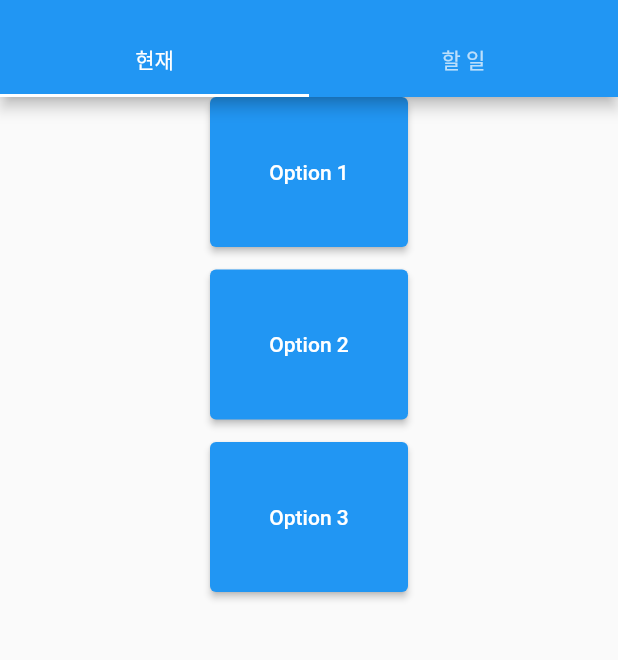
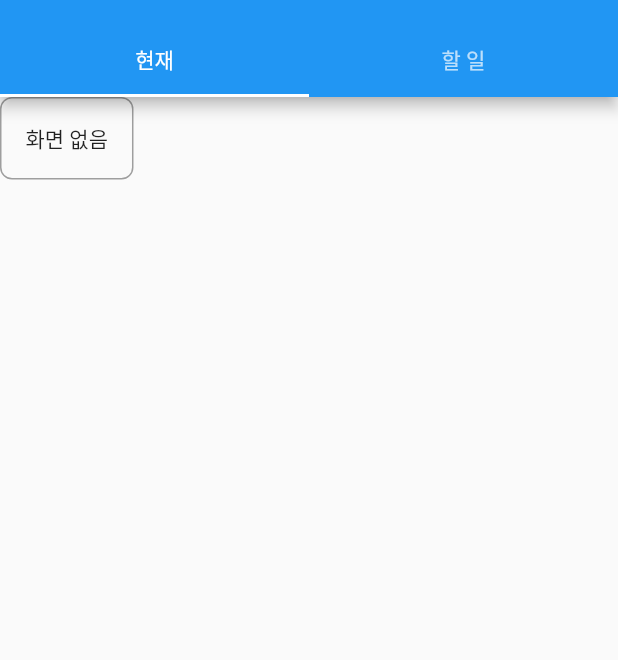
Before and after one commit to alskfl222/streamview-controller, a Flutter app: the screen it shows once a user with an empty profile is signed in, on a phone screen of 412 x 824 dp, the part 59-719 px from its top. Run offline on Flutter 3.47's test engine with Material 2 defaults, Android fonts, the phone set to English and light mode, and no system bars; our stand-ins replace firebase_auth, firebase_core, flutter_dotenv; accounts and stored records are empty; network calls fail.

Commit message:
Feat: current tab init

```diff
--- /dev/null
+++ b/lib/current/container.dart
@@ -0,0 +1,64 @@
+import 'package:flutter/material.dart';
+import 'options.dart';
+
+class CurrentTab extends StatefulWidget {
+  @override
+  _CurrentTabState createState() => _CurrentTabState();
+}
+
+class _CurrentTabState extends State<CurrentTab> {
+  bool _isOptionsVisible = false;
+  String? _currentDisplay;
+  DateTime _selectedDate = DateTime.now();
+  String? _selectedGame;
+
+  @override
+  Widget build(BuildContext context) {
+    return Scaffold(
+      body: Column(
+        children: [
+          GestureDetector(
+            onTap: () {
+              setState(() {
+                _isOptionsVisible = !_isOptionsVisible;
+              });
+            },
+            child: Container(
+              padding: const EdgeInsets.all(16.0),
+              decoration: BoxDecoration(
+                border: Border.all(color: Colors.grey),
+                borderRadius: BorderRadius.circular(8.0),
+              ),
+              child: Text(_currentDisplay ?? "화면 없음"),
+            ),
+          ),
+          if (_isOptionsVisible)
+            Options(
+              currentDisplay: _currentDisplay,
+              onCurrentChange: _onCurrentChange,
+              onDateSelected: _onDateSelected,
+              onGameSelected: _onGameSelected,
+            ),
+        ],
+      ),
+    );
+  }
+
+  void _onCurrentChange(String? selectCurrentDisplay) {
+    setState(() {
+      _currentDisplay = selectCurrentDisplay;
+    });
+  }
+
+  void _onDateSelected(DateTime selectedDate) {
+    setState(() {
+      _selectedDate = selectedDate;
+    });
+  }
+
+  void _onGameSelected(String? selectedGame) {
+    setState(() {
+      _selectedGame = selectedGame;
+    });
+  }
+}
--- a/lib/homepage.dart
+++ b/lib/homepage.dart
@@ -2,11 +2,11 @@ import 'package:flutter/material.dart';
 import 'package:provider/provider.dart';
 import 'package:streamview_controller/todo/container.dart';
 import 'user.dart';
-import 'tab.dart';
+import 'current/container.dart';
 
 class MyHomePage extends StatelessWidget {
   final String title;
-  final Function(String, Map<String, dynamic>) sendMessage;
+  final Function(Map<String, dynamic>) sendMessage;
 
   const MyHomePage({
     super.key,
@@ -52,7 +52,7 @@ class MyHomePage extends StatelessWidget {
         ),
         body: TabBarView(
           children: [
-            TabContent(sendMessage: sendMessage, tabName: "Tab 1"),
+            CurrentTab(),
             const TodoList(),
           ],
         ),
--- a/lib/main.dart
+++ b/lib/main.dart
@@ -1,9 +1,7 @@
 import 'dart:convert';
 import 'package:firebase_core/firebase_core.dart';
-import 'package:flutter_web_plugins/url_strategy.dart';
 import 'package:flutter/material.dart';
 import 'package:provider/provider.dart';
-
 import 'package:web_socket_channel/web_socket_channel.dart';
 import 'package:flutter_dotenv/flutter_dotenv.dart';
 import 'firebase_options.dart';
@@ -11,7 +9,6 @@ import 'user.dart';
 import 'homepage.dart';
 import 'login.dart';
 import 'server_error.dart';
-import 'todo/container.dart';
 
 void main() async {
   WidgetsFlutterBinding.ensureInitialized();
@@ -19,7 +16,6 @@ void main() async {
     options: DefaultFirebaseOptions.currentPlatform,
   );
   await dotenv.load(fileName: "env");
-  usePathUrlStrategy();
   runApp(
     ChangeNotifierProvider(
       create: (context) => UserProvider(),
@@ -46,7 +42,7 @@ class MyAppState extends State<MyApp> {
     _channel = WebSocketChannel.connect(
       Uri.parse(dotenv.env['WEBSOCKET_URL']!),
     );
-    _sendMessage("init", {});
+    _sendMessage({"type": "init"});
 
     _channel.stream.listen(
       (data) {
@@ -65,13 +61,11 @@ class MyAppState extends State<MyApp> {
     );
   }
 
-  void _sendMessage(String type, Map<String, dynamic> data) {
+  void _sendMessage(Map<String, dynamic> data) {
     var jsonMessage = jsonEncode({
       'sender': 'controller',
-      'user': 'owner',
       'time': DateTime.now().toIso8601String(),
-      'type': type,
-      'data': data,
+      ...?data,
     });
 
     _channel.sink.add(jsonMessage);
@@ -102,7 +96,6 @@ class MyAppState extends State<MyApp> {
                     : const Login();
               },
             ),
-        '/todo': (context) => const TodoList(), // Todo 페이지 라우트 추가
       },
     );
   }
--- a/lib/tab.dart
+++ /dev/null
@@ -1,44 +0,0 @@
-import 'package:flutter/material.dart';
-
-class TabContent extends StatelessWidget {
-  final Function(String, Map<String, dynamic>) sendMessage;
-  final String tabName;
-
-  const TabContent(
-      {super.key, required this.sendMessage, required this.tabName});
-
-  @override
-  Widget build(BuildContext context) {
-    return Column(
-      children: [
-        // 각 탭에 따른 버튼 및 로직 추가...
-        ElevatedButton(
-          onPressed: () => sendMessage(tabName, {"option": "Option 1"}),
-          child: Container(
-            width: 100,
-            height: 100,
-            child: Center(child: Text("Option 1")),
-          ),
-        ),
-        SizedBox(height: 15),
-        ElevatedButton(
-          onPressed: () => sendMessage(tabName, {"option": "Option 2"}),
-          child: Container(
-            width: 100,
-            height: 100,
-            child: Center(child: Text("Option 2")),
-          ),
-        ),
-        SizedBox(height: 15),
-        ElevatedButton(
-          onPressed: () => sendMessage(tabName, {"option": "Option 3"}),
-          child: Container(
-            width: 100,
-            height: 100,
-            child: Center(child: Text("Option 3")),
-          ),
-        ),
-      ],
-    );
-  }
-}
```
Also changed, not shown: lib/current/options.dart (added, +71 -0 lines), lib/todo/container.dart (+2 -13 lines). Lines whose indentation alone changed are shown as unchanged.
